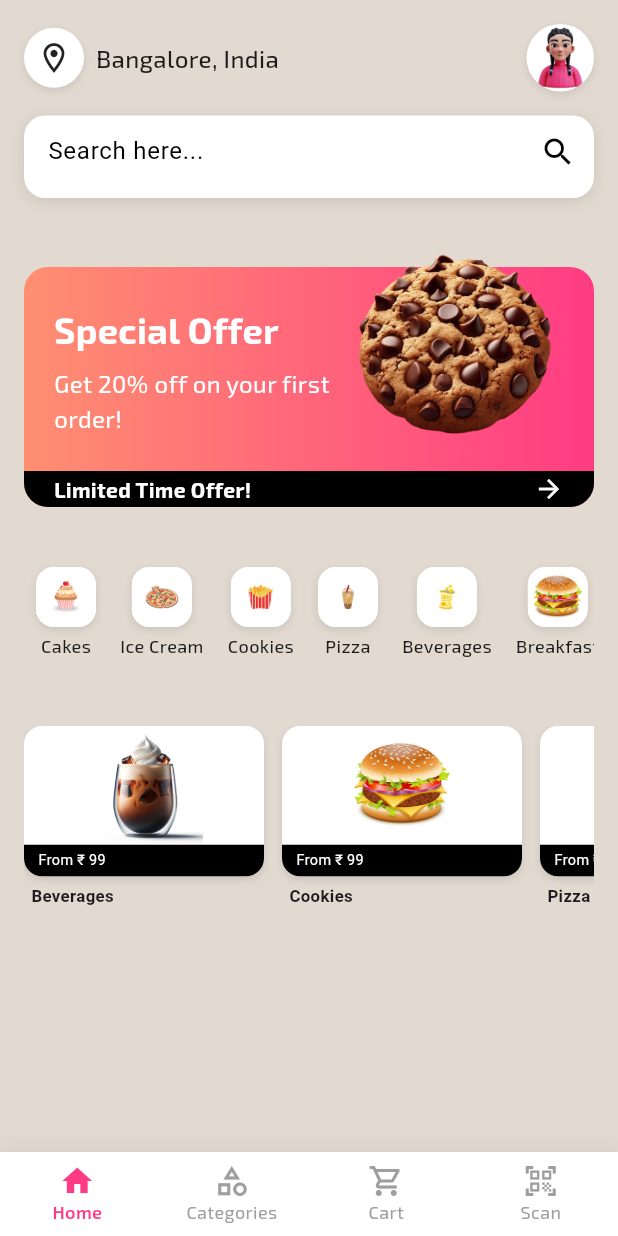
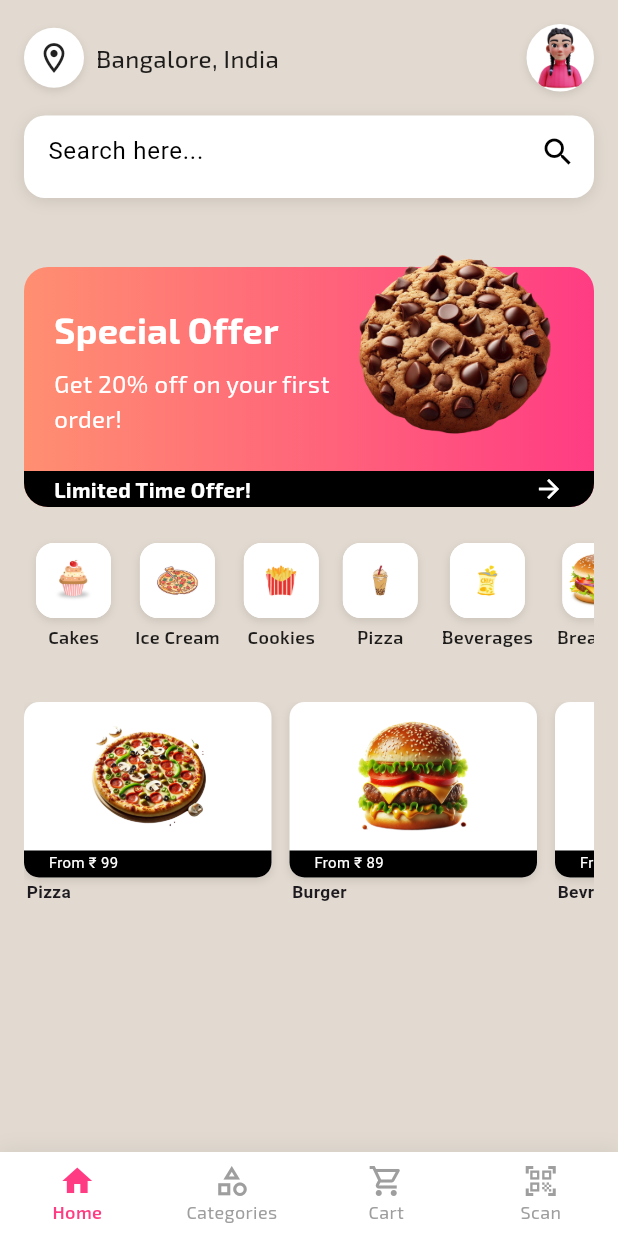
Before and after one commit to SanaullasAzaan/TreatBoxApp, a Flutter app: the HomeScreen screen opened directly, on a phone screen of 412 x 824 dp. Run offline on Flutter 3.47's test engine with Material 3 defaults, Android fonts, the light colour scheme and no system bars; project files that could hold a hidden picture were left out.

Commit message:
custombard done

```diff
--- a/lib/screens/home_screen.dart
+++ b/lib/screens/home_screen.dart
@@ -117,7 +117,7 @@ class _HomeScreenState extends State<HomeScreen> {
                 ),
                 const SizedBox(height: 16),
 
-                const SizedBox(height: 16),
+
                 SizedBox(
                   height: 90,
                   child: ListView(
@@ -160,33 +160,33 @@ class _HomeScreenState extends State<HomeScreen> {
                   ),
                     const SizedBox(height: 24),
                     SizedBox(
-                    height: 220, // Reduced height from 280 to 220
-                    child: ListView(
+                      height: 260,
+                      child: ListView(
                       scrollDirection: Axis.horizontal,
                       children: const [
-                      CustomCard(
-                        imagePath: 'assets/images/b1.png',
-                        title: 'Beverages',
-                        description: 'From ₹ 99',
-                        width: 160, // Reduced from 200 to 160
-                      ),
-                      SizedBox(width: 12), // Reduced spacing from 16 to 12
-                      CustomCard(
-                        imagePath: 'assets/images/categories/burger.png',
-                        title: 'Cookies',
-                        description: 'From ₹ 99',
-                        width: 160,
-                      ),
-                      SizedBox(width: 12),
-                      CustomCard(
+                        CustomCard(
                         imagePath: 'assets/images/p1.png',
                         title: 'Pizza',
                         description: 'From ₹ 99',
-                        width: 160,
+                        width: 165,
+                        ),
+                        SizedBox(width: 12),
+                        CustomCard(
+                        imagePath: 'assets/images/burgers/burger1.png',
+                        title: 'Burger',
+                        description: 'From ₹ 89',
+                        width: 165,
+                        ),
+                        SizedBox(width: 12),
+                        CustomCard(
+                        imagePath: 'assets/images/b1.png',
+                        title: 'Bevrages',
+                        description: 'From ₹ 59',
+                        width: 165,
+                        ),
+                      ],
                       ),
-                    ],
                     ),
-                  ),
                   ],
             ),
           ),
--- a/lib/widgets/category_icon.dart
+++ b/lib/widgets/category_icon.dart
@@ -10,7 +10,7 @@ class CategoryIcon extends StatelessWidget {
 		super.key,
 		required this.imagePath,  // Changed from icon
 		required this.title,
-		this.imageSize = 40.0,  // Adjusted default size
+		this.imageSize = 50.0,  // Adjusted default size
 		this.onTap,
 	});
 
@@ -55,7 +55,7 @@ class CategoryIcon extends StatelessWidget {
 								fontSize: 12,
 								color: Colors.black87,
 								fontFamily: 'Exo2',
-								fontWeight: FontWeight.w500,
+								fontWeight: FontWeight.w600,
 							),
 							textAlign: TextAlign.center,
 						),
--- a/lib/widgets/custom_card.dart
+++ b/lib/widgets/custom_card.dart
@@ -12,15 +12,15 @@ class CustomCard extends StatelessWidget {
 		required this.imagePath,
 		required this.title,
 		required this.description,
-		this.borderRadius = 12.0,
+		this.borderRadius = 10.0,
 		this.width,
 	}) : super(key: key);
 
 	@override
 	Widget build(BuildContext context) {
 		final screenWidth = MediaQuery.of(context).size.width;
-		final cardWidth = width ?? screenWidth * 0.35;
-		final cardHeight = cardWidth * 1.1;
+		final cardWidth = width ?? screenWidth * 0.4;
+		final cardHeight = cardWidth * 1.2;
 
 		return SizedBox(
 			width: cardWidth,
@@ -48,8 +48,8 @@ class CustomCard extends StatelessWidget {
 									),
 									child: Image.asset(
 										imagePath,
-										height: cardHeight * 0.45,
-										width: cardWidth,
+										height: cardHeight * 0.50,
+										width: cardWidth* 0.50,
 										fit: BoxFit.contain,
 									),
 								),
@@ -63,8 +63,8 @@ class CustomCard extends StatelessWidget {
 										),
 									),
 									padding: EdgeInsets.symmetric(
-										horizontal: cardWidth * 0.06,
-										vertical: cardHeight * 0.02,
+										horizontal: cardWidth * 0.1,
+										vertical: cardHeight * 0.01,
 									),
 									child: Text(
 										description,
@@ -72,7 +72,7 @@ class CustomCard extends StatelessWidget {
 											color: Colors.white,
 											fontSize: cardWidth * 0.06,
 										),
-										maxLines: 2,
+										maxLines: 1,
 										overflow: TextOverflow.ellipsis,
 									),
 								),
@@ -80,7 +80,7 @@ class CustomCard extends StatelessWidget {
 						),
 					),
 					Padding(
-						padding: EdgeInsets.all(cardWidth * 0.03),
+						padding: EdgeInsets.all(cardWidth * 0.01),
 						child: Text(
 							title,
 							style: TextStyle(
--- a/pubspec.yaml
+++ b/pubspec.yaml
@@ -69,6 +69,7 @@ flutter:
     - assets/images/apple.png
     - assets/images/facebook.png
     - assets/images/google.png
+    - assets/images/burgers/burger1.png
     - assets/images/homeui/profileimg.png
     - assets/images/categories/cacke.png
     - assets/images/categories/pizza.png
```
Also changed, not shown: assets/images/burgers/burger1.png (added), assets/images/p1.png.
